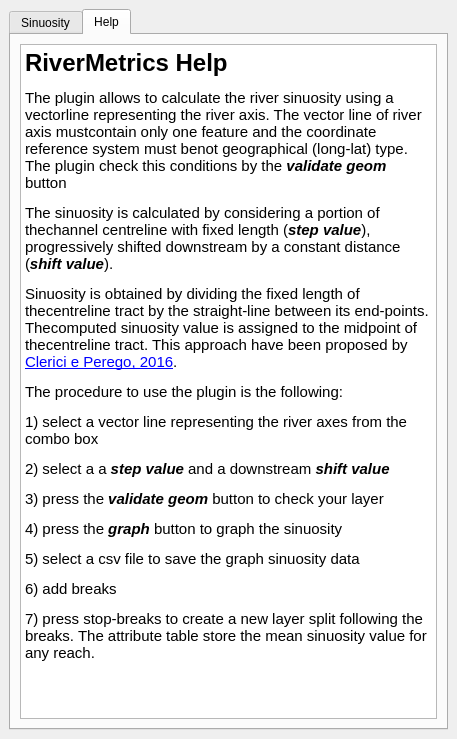
First picture: the form in river_metrics_dockwidget_base.ui, repository pierluigiderosa/RiverMetrics, before the edit.
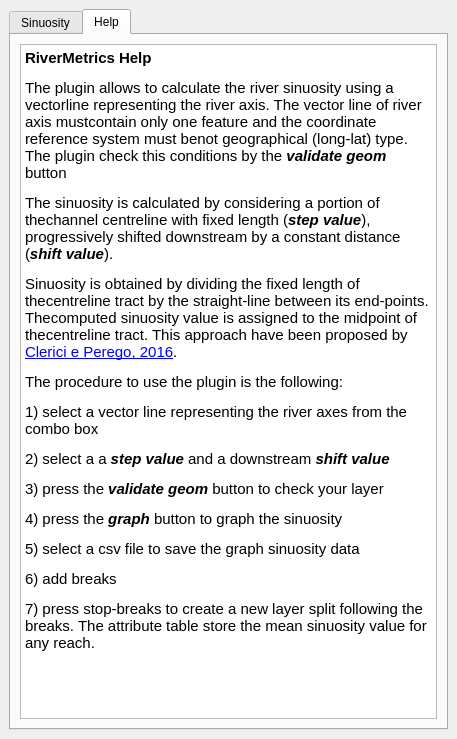
Second picture: the form after the edit. The open tabs and pages were chosen to show the change. Icons and pictures are not drawn.

Patch:
```diff
--- a/river_metrics_dockwidget_base.ui
+++ b/river_metrics_dockwidget_base.ui
@@ -172,19 +172,19 @@
            <string>&lt;!DOCTYPE HTML PUBLIC &quot;-//W3C//DTD HTML 4.0//EN&quot; &quot;http://www.w3.org/TR/REC-html40/strict.dtd&quot;&gt;
 &lt;html&gt;&lt;head&gt;&lt;meta name=&quot;qrichtext&quot; content=&quot;1&quot; /&gt;&lt;style type=&quot;text/css&quot;&gt;
 p, li { white-space: pre-wrap; }
-&lt;/style&gt;&lt;/head&gt;&lt;body style=&quot; font-family:'Ubuntu'; font-size:11pt; font-weight:400; font-style:normal;&quot;&gt;
-&lt;p style=&quot; margin-top:12px; margin-bottom:12px; margin-left:0px; margin-right:0px; -qt-block-indent:0; text-indent:0px;&quot;&gt;&lt;span style=&quot; font-size:xx-large; font-weight:600;&quot;&gt;RiverMetrics Help&lt;/span&gt;&lt;/p&gt;
-&lt;p style=&quot; margin-top:12px; margin-bottom:12px; margin-left:0px; margin-right:0px; -qt-block-indent:0; text-indent:0px;&quot;&gt;The plugin allows to calculate the river sinuosity using a vectorline representing the river axis. The vector line of river axis mustcontain only one feature and the coordinate reference system must benot geographical (long-lat) type. The plugin check this conditions by the &lt;span style=&quot; font-weight:600; font-style:italic;&quot;&gt;validate geom&lt;/span&gt; button&lt;/p&gt;
-&lt;p style=&quot; margin-top:12px; margin-bottom:12px; margin-left:0px; margin-right:0px; -qt-block-indent:0; text-indent:0px;&quot;&gt;The sinuosity is calculated by considering a portion of thechannel centreline with fixed length (&lt;span style=&quot; font-weight:600; font-style:italic;&quot;&gt;step value&lt;/span&gt;), progressively shifted downstream by a constant distance (&lt;span style=&quot; font-weight:600; font-style:italic;&quot;&gt;shift value&lt;/span&gt;).&lt;/p&gt;
-&lt;p style=&quot; margin-top:12px; margin-bottom:12px; margin-left:0px; margin-right:0px; -qt-block-indent:0; text-indent:0px;&quot;&gt;Sinuosity is obtained by dividing the fixed length of thecentreline tract by the straight-line between its end-points. Thecomputed sinuosity value is assigned to the midpoint of thecentreline tract. This approach have been proposed by &lt;a href=&quot;http://file.scirp.org/pdf/IJG_2016022616031993.pdf&quot;&gt;&lt;span style=&quot; text-decoration: underline; color:#0000ff;&quot;&gt;Clerici e Perego, 2016&lt;/span&gt;&lt;/a&gt;.&lt;/p&gt;
-&lt;p style=&quot; margin-top:12px; margin-bottom:12px; margin-left:0px; margin-right:0px; -qt-block-indent:0; text-indent:0px;&quot;&gt;The procedure to use the plugin is the following:&lt;/p&gt;
-&lt;p style=&quot; margin-top:12px; margin-bottom:12px; margin-left:0px; margin-right:0px; -qt-block-indent:0; text-indent:0px;&quot;&gt;1) select a vector line representing the river axes from the combo box &lt;/p&gt;
-&lt;p style=&quot; margin-top:12px; margin-bottom:12px; margin-left:0px; margin-right:0px; -qt-block-indent:0; text-indent:0px;&quot;&gt;2) select a a &lt;span style=&quot; font-weight:600; font-style:italic;&quot;&gt;step value&lt;/span&gt; and a downstream &lt;span style=&quot; font-weight:600; font-style:italic;&quot;&gt;shift value&lt;/span&gt;&lt;/p&gt;
-&lt;p style=&quot; margin-top:12px; margin-bottom:12px; margin-left:0px; margin-right:0px; -qt-block-indent:0; text-indent:0px;&quot;&gt;3) press the &lt;span style=&quot; font-weight:600; font-style:italic;&quot;&gt;validate geom&lt;/span&gt; button to check your layer &lt;/p&gt;
-&lt;p style=&quot; margin-top:12px; margin-bottom:12px; margin-left:0px; margin-right:0px; -qt-block-indent:0; text-indent:0px;&quot;&gt;4) press the &lt;span style=&quot; font-weight:600; font-style:italic;&quot;&gt;graph&lt;/span&gt; button to graph the sinuosity &lt;/p&gt;
-&lt;p style=&quot; margin-top:12px; margin-bottom:12px; margin-left:0px; margin-right:0px; -qt-block-indent:0; text-indent:0px;&quot;&gt;5) select a csv file to save the graph sinuosity data &lt;/p&gt;
-&lt;p style=&quot; margin-top:12px; margin-bottom:12px; margin-left:0px; margin-right:0px; -qt-block-indent:0; text-indent:0px;&quot;&gt;6) add breaks &lt;/p&gt;
-&lt;p style=&quot; margin-top:12px; margin-bottom:12px; margin-left:0px; margin-right:0px; -qt-block-indent:0; text-indent:0px;&quot;&gt;7) press stop-breaks to create a new layer split following the breaks. The attribute table store the mean sinuosity value for any reach.&lt;/p&gt;&lt;/body&gt;&lt;/html&gt;</string>
+&lt;/style&gt;&lt;/head&gt;&lt;body style=&quot; font-family:'DejaVu Sans'; font-size:12pt; font-weight:400; font-style:normal;&quot;&gt;
+&lt;p style=&quot; margin-top:12px; margin-bottom:12px; margin-left:0px; margin-right:0px; -qt-block-indent:0; text-indent:0px;&quot;&gt;&lt;span style=&quot; font-family:'Ubuntu'; font-size:11pt; font-weight:600;&quot;&gt;RiverMetrics Help&lt;/span&gt;&lt;/p&gt;
+&lt;p style=&quot; margin-top:12px; margin-bottom:12px; margin-left:0px; margin-right:0px; -qt-block-indent:0; text-indent:0px;&quot;&gt;&lt;span style=&quot; font-family:'Ubuntu'; font-size:11pt;&quot;&gt;The plugin allows to calculate the river sinuosity using a vectorline representing the river axis. The vector line of river axis mustcontain only one feature and the coordinate reference system must benot geographical (long-lat) type. The plugin check this conditions by the &lt;/span&gt;&lt;span style=&quot; font-family:'Ubuntu'; font-size:11pt; font-weight:600; font-style:italic;&quot;&gt;validate geom&lt;/span&gt;&lt;span style=&quot; font-family:'Ubuntu'; font-size:11pt;&quot;&gt; button&lt;/span&gt;&lt;/p&gt;
+&lt;p style=&quot; margin-top:12px; margin-bottom:12px; margin-left:0px; margin-right:0px; -qt-block-indent:0; text-indent:0px;&quot;&gt;&lt;span style=&quot; font-family:'Ubuntu'; font-size:11pt;&quot;&gt;The sinuosity is calculated by considering a portion of thechannel centreline with fixed length (&lt;/span&gt;&lt;span style=&quot; font-family:'Ubuntu'; font-size:11pt; font-weight:600; font-style:italic;&quot;&gt;step value&lt;/span&gt;&lt;span style=&quot; font-family:'Ubuntu'; font-size:11pt;&quot;&gt;), progressively shifted downstream by a constant distance (&lt;/span&gt;&lt;span style=&quot; font-family:'Ubuntu'; font-size:11pt; font-weight:600; font-style:italic;&quot;&gt;shift value&lt;/span&gt;&lt;span style=&quot; font-family:'Ubuntu'; font-size:11pt;&quot;&gt;).&lt;/span&gt;&lt;/p&gt;
+&lt;p style=&quot; margin-top:12px; margin-bottom:12px; margin-left:0px; margin-right:0px; -qt-block-indent:0; text-indent:0px;&quot;&gt;&lt;span style=&quot; font-family:'Ubuntu'; font-size:11pt;&quot;&gt;Sinuosity is obtained by dividing the fixed length of thecentreline tract by the straight-line between its end-points. Thecomputed sinuosity value is assigned to the midpoint of thecentreline tract. This approach have been proposed by &lt;/span&gt;&lt;a href=&quot;http://file.scirp.org/pdf/IJG_2016022616031993.pdf&quot;&gt;&lt;span style=&quot; font-family:'Ubuntu'; font-size:11pt; text-decoration: underline; color:#0000ff;&quot;&gt;Clerici e Perego, 2016&lt;/span&gt;&lt;/a&gt;&lt;span style=&quot; font-family:'Ubuntu'; font-size:11pt;&quot;&gt;.&lt;/span&gt;&lt;/p&gt;
+&lt;p style=&quot; margin-top:12px; margin-bottom:12px; margin-left:0px; margin-right:0px; -qt-block-indent:0; text-indent:0px;&quot;&gt;&lt;span style=&quot; font-family:'Ubuntu'; font-size:11pt;&quot;&gt;The procedure to use the plugin is the following:&lt;/span&gt;&lt;/p&gt;
+&lt;p style=&quot; margin-top:12px; margin-bottom:12px; margin-left:0px; margin-right:0px; -qt-block-indent:0; text-indent:0px;&quot;&gt;&lt;span style=&quot; font-family:'Ubuntu'; font-size:11pt;&quot;&gt;1) select a vector line representing the river axes from the combo box &lt;/span&gt;&lt;/p&gt;
+&lt;p style=&quot; margin-top:12px; margin-bottom:12px; margin-left:0px; margin-right:0px; -qt-block-indent:0; text-indent:0px;&quot;&gt;&lt;span style=&quot; font-family:'Ubuntu'; font-size:11pt;&quot;&gt;2) select a a &lt;/span&gt;&lt;span style=&quot; font-family:'Ubuntu'; font-size:11pt; font-weight:600; font-style:italic;&quot;&gt;step value&lt;/span&gt;&lt;span style=&quot; font-family:'Ubuntu'; font-size:11pt;&quot;&gt; and a downstream &lt;/span&gt;&lt;span style=&quot; font-family:'Ubuntu'; font-size:11pt; font-weight:600; font-style:italic;&quot;&gt;shift value&lt;/span&gt;&lt;/p&gt;
+&lt;p style=&quot; margin-top:12px; margin-bottom:12px; margin-left:0px; margin-right:0px; -qt-block-indent:0; text-indent:0px;&quot;&gt;&lt;span style=&quot; font-family:'Ubuntu'; font-size:11pt;&quot;&gt;3) press the &lt;/span&gt;&lt;span style=&quot; font-family:'Ubuntu'; font-size:11pt; font-weight:600; font-style:italic;&quot;&gt;validate geom&lt;/span&gt;&lt;span style=&quot; font-family:'Ubuntu'; font-size:11pt;&quot;&gt; button to check your layer &lt;/span&gt;&lt;/p&gt;
+&lt;p style=&quot; margin-top:12px; margin-bottom:12px; margin-left:0px; margin-right:0px; -qt-block-indent:0; text-indent:0px;&quot;&gt;&lt;span style=&quot; font-family:'Ubuntu'; font-size:11pt;&quot;&gt;4) press the &lt;/span&gt;&lt;span style=&quot; font-family:'Ubuntu'; font-size:11pt; font-weight:600; font-style:italic;&quot;&gt;graph&lt;/span&gt;&lt;span style=&quot; font-family:'Ubuntu'; font-size:11pt;&quot;&gt; button to graph the sinuosity &lt;/span&gt;&lt;/p&gt;
+&lt;p style=&quot; margin-top:12px; margin-bottom:12px; margin-left:0px; margin-right:0px; -qt-block-indent:0; text-indent:0px;&quot;&gt;&lt;span style=&quot; font-family:'Ubuntu'; font-size:11pt;&quot;&gt;5) select a csv file to save the graph sinuosity data &lt;/span&gt;&lt;/p&gt;
+&lt;p style=&quot; margin-top:12px; margin-bottom:12px; margin-left:0px; margin-right:0px; -qt-block-indent:0; text-indent:0px;&quot;&gt;&lt;span style=&quot; font-family:'Ubuntu'; font-size:11pt;&quot;&gt;6) add breaks &lt;/span&gt;&lt;/p&gt;
+&lt;p style=&quot; margin-top:12px; margin-bottom:12px; margin-left:0px; margin-right:0px; -qt-block-indent:0; text-indent:0px;&quot;&gt;&lt;span style=&quot; font-family:'Ubuntu'; font-size:11pt;&quot;&gt;7) press stop-breaks to create a new layer split following the breaks. The attribute table store the mean sinuosity value for any reach.&lt;/span&gt;&lt;/p&gt;&lt;/body&gt;&lt;/html&gt;</string>
           </property>
          </widget>
         </item>
```
